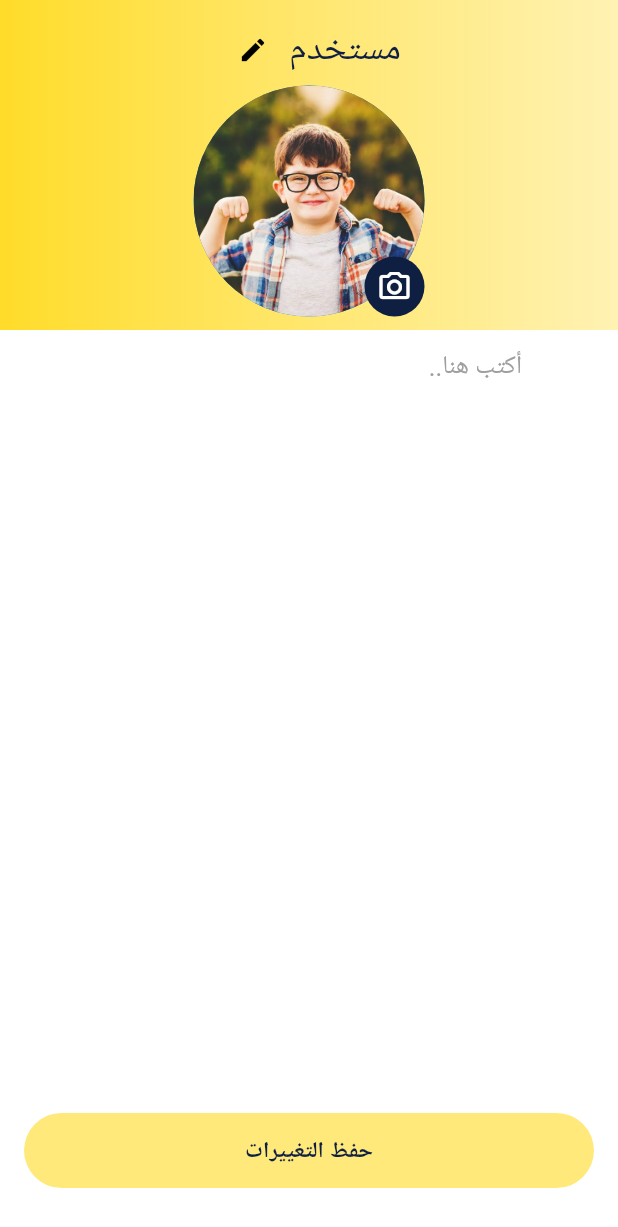
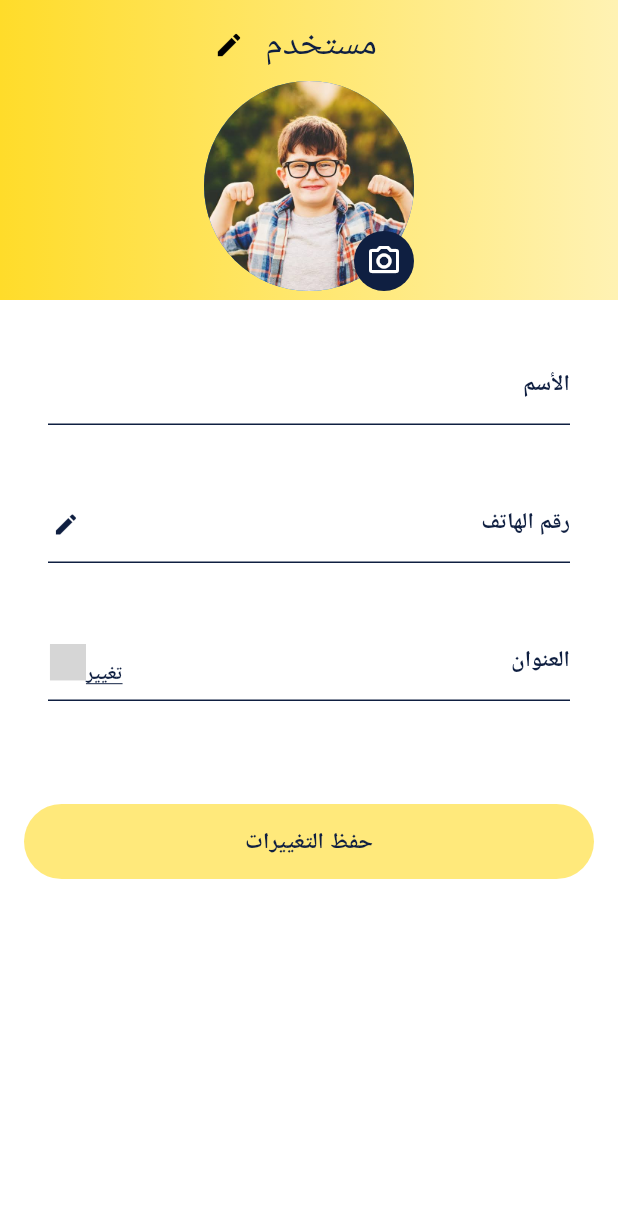
Before and after one commit to Amgad22318/productive_families, a Flutter app: the UserProfileScreen screen opened directly, on a phone screen of 412 x 824 dp. Shown: the top 1227 px of the screen. Run offline on Flutter 3.47's test engine with Material 2 defaults, Android fonts, the phone set to English and light mode, and no system bars; our stand-ins replace carousel_slider, flutter_bloc, flutter_rating_bar, flutter_svg, otp_text_field, smooth_page_indicator and 1 more; grey boxes are pictures that could not be loaded.

Commit message:
amgad last code 2.04

```diff
--- a/lib/presentation/screens/user_profile/user_profile_screen.dart
+++ b/lib/presentation/screens/user_profile/user_profile_screen.dart
@@ -1,4 +1,5 @@
 import 'package:flutter/material.dart';
+import 'package:flutter_svg/flutter_svg.dart';
 import 'package:productive_families/presentation/styles/colors.dart';
 import 'package:productive_families/presentation/views/profile_bottom_sheet.dart';
 import 'package:productive_families/presentation/widgets/default_form_field.dart';
@@ -21,24 +22,24 @@ class UserProfileScreen extends StatelessWidget {
     return Scaffold(
       key: _scaffoldKey,
       appBar: DefaultShopAppbar(
-        height: 220,
+        height: 200,
         centerTitle: true,
         title: Column(
           children: [
             Row(
               mainAxisAlignment: MainAxisAlignment.center,
               children: [
+                const SizedBox(
+                  width: 32,
+                ),
                 DefaultText(
                   text: 'مستخدم',
-                  textStyle: Theme
-                      .of(context)
-                      .textTheme
-                      .headline5,
+                  textStyle: Theme.of(context).textTheme.headline5,
                 ),
                 IconButton(
                     onPressed: () {
-                      _scaffoldKey.currentState!.showBottomSheet((context) =>ProfileBottomSheet()
-                         );
+                      _scaffoldKey.currentState!.showBottomSheet(
+                          (context) => const ProfileBottomSheet());
                     },
                     icon: const Icon(
                       Icons.edit,
@@ -50,7 +51,7 @@ class UserProfileScreen extends StatelessWidget {
               alignment: AlignmentDirectional.bottomStart,
               children: [
                 const CircleAvatar(
-                    radius: 77,
+                    radius: 70,
                     backgroundImage: AssetImage('assets/image/user_photo.png')),
                 DefaultIconButton(
                   onPressed: () {},
@@ -66,26 +67,130 @@ class UserProfileScreen extends StatelessWidget {
           ],
         ),
       ),
-      body: Column(
+      body: SingleChildScrollView(
+        child: Column(
           children: [
+            const SizedBox(
+              height: 32,
+            ),
             DefaultFormField(
+              hintText: '',
+              textColor: darkBlue,
+              height: 60,
+              horizontalPadding: 32,
               controller: nameController,
               validator: (text) {},
               keyboardType: TextInputType.text,
               backgroundColor: Colors.transparent,
               labelText: 'الأسم',
+              inputEnabledBorder: const UnderlineInputBorder(
+                borderSide: BorderSide(
+                  color: darkBlue,
                 ),
-          const Spacer(),
+              ),
+              inputFocusedBorder: const UnderlineInputBorder(
+                borderSide: BorderSide(color: darkBlue),
+              ),
+            ),
+            const SizedBox(
+              height: 32,
+            ),
+            DefaultFormField(
+              hintText: '',
+              textColor: darkBlue,
+              height: 60,
+              horizontalPadding: 32,
+              controller: phoneController,
+              validator: (text) {},
+              keyboardType: TextInputType.text,
+              backgroundColor: Colors.transparent,
+              labelText: 'رقم الهاتف',
+              inputEnabledBorder: const UnderlineInputBorder(
+                borderSide: BorderSide(
+                  color: darkBlue,
+                ),
+              ),
+              inputFocusedBorder: const UnderlineInputBorder(
+                borderSide: BorderSide(color: darkBlue),
+              ),
+              suffixIcon: SizedBox(
+                height: 24,
+                width: 24,
+                child: IconButton(
+                    onPressed: () {},
+                    padding: EdgeInsetsDirectional.zero,
+                    iconSize: 18,
+                    icon: const Icon(
+                      Icons.edit,
+                      color: darkBlue,
+                    )),
+              ),
+            ),
+            const SizedBox(
+              height: 32,
+            ),
+            DefaultFormField(
+              height: 60,
+              labelText: 'العنوان',
+              hintText: '',
+              textColor: darkBlue,
+              horizontalPadding: 32,
+              controller: locationController,
+              validator: (text) {},
+              keyboardType: TextInputType.text,
+              backgroundColor: Colors.transparent,
+              suffixIcon: IconButton(
+                padding: EdgeInsets.zero,iconSize: 51,
+
+                onPressed: () {},
+                icon: Row(
+                  mainAxisSize: MainAxisSize.min,
+                  children: [
+                    Padding(
+                      padding: const EdgeInsets.only(top: 16.0),
+                      child: DefaultText(
+                        text: 'تغيير',
+                        textStyle: Theme.of(context)
+                            .textTheme
+                            .caption!
+                            .copyWith(
+                                decoration: TextDecoration.underline,
+                                fontWeight: FontWeight.bold),
+                      ),
+                    ),
+                    SvgPicture.asset(
+                      'assets/icons/map-location.svg',
+                      color: darkBlue,
+                      width: 24,
+                      height: 24,
+                    )
+                  ],
+                ),
+              ),
+              inputEnabledBorder: const UnderlineInputBorder(
+                borderSide: BorderSide(
+                  color: darkBlue,
+                ),
+              ),
+              inputFocusedBorder: const UnderlineInputBorder(
+                borderSide: BorderSide(color: darkBlue),
+              ),
+            ),
+            const SizedBox(
+              height: 60,
+            ),
             Padding(
               padding: const EdgeInsetsDirectional.only(
                   start: 16, end: 16, bottom: 32),
-            child: DefaultMaterialButton(height: 50,
+              child: DefaultMaterialButton(
+                height: 50,
                 onPressed: () {},
                 text: 'حفظ التغييرات',
               ),
             )
           ],
         ),
+      ),
     );
   }
 }
--- a/lib/presentation/styles/themes.dart
+++ b/lib/presentation/styles/themes.dart
@@ -3,6 +3,7 @@ import 'package:flutter/services.dart';
 import 'package:productive_families/presentation/styles/colors.dart';
 
 ThemeData lightTheme = ThemeData(
+
   colorScheme:const ColorScheme.light(secondary:defaultYellow) ,
     primaryColor: darkBlue,
     scaffoldBackgroundColor: backGroundWhite,
@@ -21,6 +22,7 @@ ThemeData lightTheme = ThemeData(
         indicator: UnderlineTabIndicator(
             borderSide: BorderSide(color: defaultYellow))),
     scrollbarTheme: ScrollbarThemeData(
+
       crossAxisMargin: 4,
       interactive: true,
       showTrackOnHover: true,
--- a/lib/presentation/views/navigation_drawer.dart
+++ b/lib/presentation/views/navigation_drawer.dart
@@ -27,7 +27,7 @@ class NavigationDrawer extends StatelessWidget {
                     textStyle: Theme.of(context).textTheme.bodyText2,
                   ),
                   Row(children: [
-                    SvgPicture.asset('assets/icons/map-location.svg'),
+                    SvgPicture.asset('assets/icons/map-location.svg',width: 18,height: 18,),
 
                     DefaultText(color: Colors.white,
                       text: 'العنوان',
@@ -46,14 +46,14 @@ class NavigationDrawer extends StatelessWidget {
           ),
           DrawerListTiles(
             text: 'البنود و الشروط',
-            icon: 'assets/icons/contract.svg',
+            icon: 'assets/icons/contract.png',
             onTap: () {
               Navigator.pushNamed(context, TERMS_AND_CONDITIONS);
             },
           ),
           DrawerListTiles(
             text: 'معلومات عنا',
-            icon: 'assets/icons/info.svg',
+            icon: 'assets/icons/info.png',
             onTap: () {
               Navigator.pushNamed(context, ABOUT_US);
 
@@ -61,14 +61,14 @@ class NavigationDrawer extends StatelessWidget {
           ),
           DrawerListTiles(
             text: 'طلباتك',
-            icon: 'assets/icons/shopping-bag (1).svg',
+            icon: 'assets/icons/shopping-bag (1).png',
             onTap: () {
               Navigator.pushNamed(context, '/ordered_meals');
             },
           ),
           DrawerListTiles(
             text: 'تسجيل خروج',
-            icon: 'assets/icons/log-out.svg',
+            icon: 'assets/icons/log-out.png',
             onTap: () {},
           ),
         ],
--- a/lib/presentation/views/profile_bottom_sheet.dart
+++ b/lib/presentation/views/profile_bottom_sheet.dart
@@ -18,7 +18,6 @@ class ProfileBottomSheet extends StatelessWidget {
         children: [
           ProfileBottomSheetItem(userType: 'مستخدم',isActive: true,),
           ProfileBottomSheetItem(userType: 'متجر',isActive: false,),
-
           ProfileBottomSheetItem(userType: 'مندوب',isActive: false,),
         ],
       ),
--- a/lib/presentation/views/profile_bottom_sheet_item.dart
+++ b/lib/presentation/views/profile_bottom_sheet_item.dart
@@ -21,6 +21,7 @@ class ProfileBottomSheetItem extends StatelessWidget {
               const CircleAvatar(
                   radius: 30,
                   backgroundImage: AssetImage('assets/image/user_photo.png')),
+              const SizedBox(width: 8,),
               DefaultText(
                 text: 'حسام سعيد محمد',
                 textStyle: Theme.of(context).textTheme.bodyText2,
--- a/lib/presentation/widgets/default_form_field.dart
+++ b/lib/presentation/widgets/default_form_field.dart
@@ -10,18 +10,24 @@ class DefaultFormField extends StatelessWidget {
   final void Function(String)? onFieldSubmitted;
   final void Function()? onEditingComplete;
   final void Function(String)? onChanged;
-  final void Function()? suffixIconOnPressed;
   final bool obscureText;
   final bool enabled;
-  final IconData? prefixIcon;
-  final IconData? suffixIcon;
+  final Widget? prefixIcon;
+  final Widget? suffixIcon;
   final String? initialValue;
   final String? hintText;
-  final Color? suffixIconColor;
   final Color? backgroundColor;
+  final Color? textColor;
   final double radius;
   final double? height;
+  final double horizontalPadding;
+
   final int? maxLines;
+  final InputBorder? inputBorder;
+  final InputBorder? inputEnabledBorder;
+  final InputBorder? inputFocusedBorder;
+  final InputBorder? inputDisabledBorder;
+  final EdgeInsetsGeometry? contentPadding;
 
   const DefaultFormField(
       {Key? key,
@@ -34,24 +40,31 @@ class DefaultFormField extends StatelessWidget {
       this.onEditingComplete,
       this.onChanged,
       this.obscureText = false,
-        this.suffixIconOnPressed,
       this.prefixIcon,
       this.suffixIcon,
       this.initialValue,
-        this.suffixIconColor,
       this.hintText = 'أكتب هنا..',
       this.backgroundColor = formFieldBackGroundLightBlue,
-        this.radius=30.0, this.height = 50, this.maxLines, this.enabled=true})
+      this.radius = 30.0,
+      this.height = 50,
+      this.maxLines,
+      this.enabled = true,
+      this.inputBorder = InputBorder.none,
+      this.inputEnabledBorder,
+      this.inputFocusedBorder,
+      this.inputDisabledBorder,
+      this.horizontalPadding = 16,
+      this.textColor = Colors.white, this.contentPadding})
       : super(key: key);
 
   @override
   Widget build(BuildContext context) {
     return Container(
       height: height,
-      padding: const EdgeInsets.symmetric(horizontal: 16),
+      padding: EdgeInsets.symmetric(horizontal: horizontalPadding),
       decoration: BoxDecoration(
           color: backgroundColor,
-          borderRadius:  BorderRadius.all(Radius.circular(radius))),
+          borderRadius: BorderRadius.all(Radius.circular(radius))),
       child: TextFormField(
         enabled: enabled,
         textAlignVertical: TextAlignVertical.center,
@@ -66,29 +79,34 @@ class DefaultFormField extends StatelessWidget {
         onChanged: onChanged,
         onTap: onTap,
         obscureText: obscureText,
-        style: const TextStyle(
-          color: Colors.white,
+        style: TextStyle(
+          color: textColor,
         ),
         decoration: InputDecoration(
-          border: InputBorder.none,
+          contentPadding:contentPadding,
+          isDense: true,
+          floatingLabelBehavior: FloatingLabelBehavior.never,
+          suffixIconConstraints: const BoxConstraints(
+              minHeight: 0,
+              minWidth: 0,
+              maxWidth: double.infinity,
+              maxHeight: double.infinity),
+          labelStyle:
+              Theme.of(context).textTheme.bodyText1!.copyWith(color: darkBlue),
+          labelText: labelText,
+          border: inputBorder,
+          enabledBorder: inputEnabledBorder,
+          disabledBorder: inputDisabledBorder,
+          focusedBorder: inputFocusedBorder,
           hintText: hintText,
           hintStyle: const TextStyle(
             color: Colors.grey,
           ),
           hintTextDirection: TextDirection.rtl,
-          prefixIcon: Icon(
-            prefixIcon,
-          ),
-          suffixIcon: IconButton(
-            onPressed: suffixIconOnPressed,
-            icon: Icon(
-              suffixIcon,
-              color: suffixIconColor,
-            ),
-          ),
+          prefixIcon: prefixIcon,
+          suffixIcon: suffixIcon,
         ),
       ),
     );
   }
-
 }
--- a/lib/presentation/widgets/default_shop_appbar.dart
+++ b/lib/presentation/widgets/default_shop_appbar.dart
@@ -23,6 +23,7 @@ class DefaultShopAppbar extends StatelessWidget implements PreferredSizeWidget {
   @override
   Widget build(BuildContext context) {
     return AppBar(
+
       toolbarHeight: height,
       centerTitle: centerTitle,
       automaticallyImplyLeading: false,
--- a/lib/presentation/widgets/drawer_list_tiles.dart
+++ b/lib/presentation/widgets/drawer_list_tiles.dart
@@ -23,7 +23,7 @@ class DrawerListTiles extends StatelessWidget {
             text: text,
             textStyle: Theme.of(context).textTheme.bodyText2,
           ),
-          leading: SvgPicture.asset(
+          leading: Image.asset(
             icon,
           ),
         ),
```
Also changed, not shown: assets/icons/contract.png (added), assets/icons/contract.svg (deleted), assets/icons/edit.svg (added), assets/icons/info.png, assets/icons/info.svg (deleted), assets/icons/log-out.png (added), assets/icons/log-out.svg (deleted), assets/icons/shopping-bag (1).png (added), assets/icons/shopping-bag (1).svg (deleted). Lines whose indentation alone changed are shown as unchanged.
